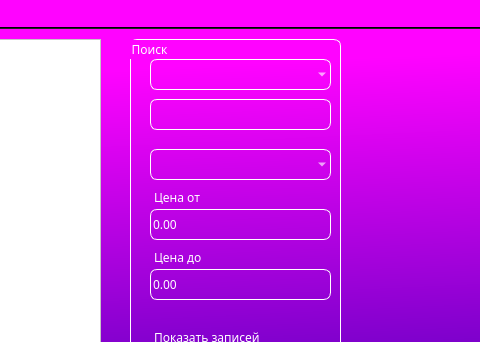
Old version of the form app/ui/main.ui in the repository dzhemangpt/pyqt_database; both pictures show x 362 to 842 and y 0 to 342 of the 947 by 519 pixel window.
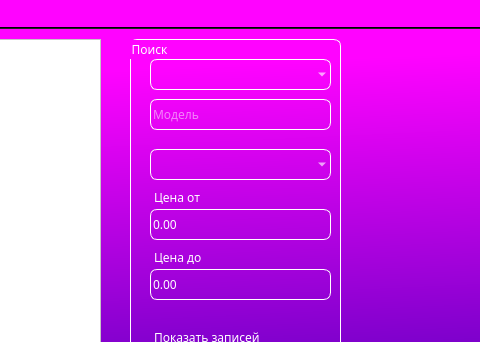
New version of the form. The open tabs and pages were chosen to show the change. Icons and pictures are not drawn.

```diff
--- a/app/ui/main.ui
+++ b/app/ui/main.ui
@@ -471,7 +471,7 @@
        <string notr="true">font: 75 16pt &quot;Calibri&quot;;
 background-color:rgba(255,255,255,0);
 color:white;
-border: 1px solid rgba(255,255,255);
+border: 1px solid rgb(255,255,255);
 border-radius: 7px;</string>
       </property>
       <property name="title">
@@ -488,10 +488,13 @@
        </property>
        <property name="styleSheet">
         <string notr="true">font: 75 16pt &quot;Calibri&quot;;
-border: 1px solid rgba(255,255,255);
+border: 1px solid rgb(255,255,255);
 border-radius: 7px;
 color:white;</string>
        </property>
+       <property name="placeholderText">
+        <string>Модель</string>
+       </property>
       </widget>
       <widget class="QLabel" name="label_2">
        <property name="geometry">
@@ -590,7 +593,7 @@
         <rect>
          <x>20</x>
          <y>150</y>
-         <width>71</width>
+         <width>91</width>
          <height>16</height>
         </rect>
        </property>
@@ -610,7 +613,7 @@
         <rect>
          <x>20</x>
          <y>210</y>
-         <width>71</width>
+         <width>81</width>
          <height>16</height>
         </rect>
        </property>
```
Left out of the diff: 129 changed lines with no effect on the pictures.
